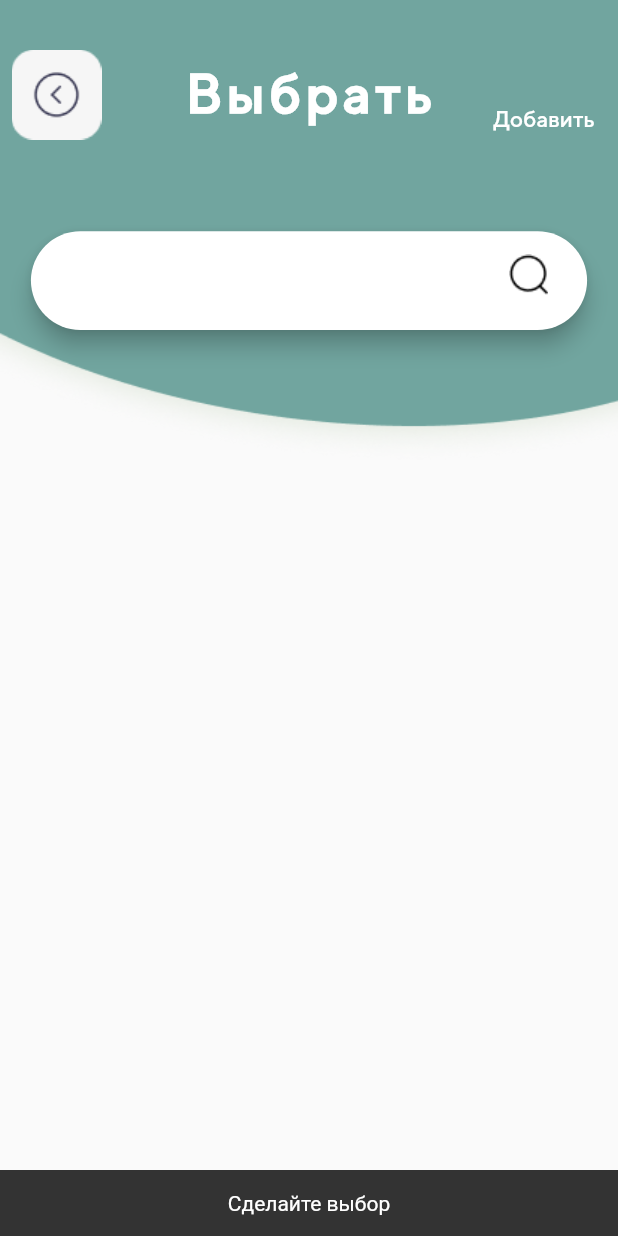
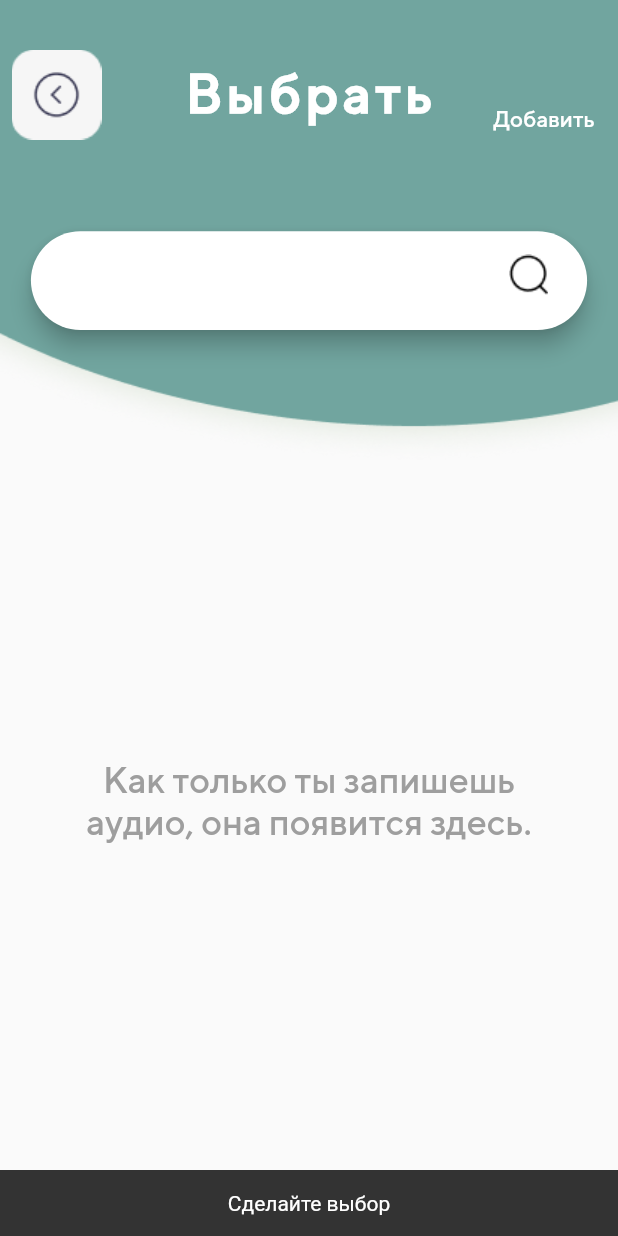
Before and after one commit to Maksymv21/audio_stories, a Flutter app: the CompilationSearchPage widget shown alone on an empty page, opened directly, after a tap on "Добавить", on a phone screen of 412 x 824 dp. Run offline on Flutter 3.47's test engine with Material 2 defaults, Android fonts, the phone set to English and light mode, and no system bars; our stand-ins replace cloud_firestore, dio, equatable, firebase_auth, firebase_core, firebase_storage and 6 more; missing offline and left inert: flutter_downloader, flutter_email_sender, flutter_sound, noise_meter, syncfusion_flutter_core; accounts and stored records are empty.

Commit message:
refactor compilation_search_page

```diff
--- a/lib/main_page/pages/compilation_pages/compilation_create_page/compilation_search_page.dart
+++ b/lib/main_page/pages/compilation_pages/compilation_create_page/compilation_search_page.dart
@@ -1,16 +1,12 @@
+import 'package:audio_stories/main_page/widgets/uncategorized/search_sound_list.dart';
+import 'package:audio_stories/main_page/widgets/uncategorized/sound_stream.dart';
 import 'package:audio_stories/repositories/global_repository.dart';
-import 'package:cloud_firestore/cloud_firestore.dart';
 import 'package:flutter/material.dart';
 import 'package:flutter_bloc/flutter_bloc.dart';
 
-import '../../../../resources/app_color.dart';
 import '../../../../resources/app_icons.dart';
-import '../../../../utils/local_db.dart';
 import '../../../../widgets/background.dart';
 import '../../../main_page.dart';
-import '../../../widgets/uncategorized/custom_checkbox.dart';
-import '../../../widgets/uncategorized/player_container.dart';
-import '../../../widgets/uncategorized/sound_container.dart';
 import 'compilation_create_bloc/add_in_compilation_bloc.dart';
 import 'compilation_create_bloc/add_in_compilation_event.dart';
 import 'compilation_create_bloc/add_in_compilation_state.dart';
@@ -26,43 +22,69 @@ class CompilationSearchPage extends StatefulWidget {
 }
 
 class _CompilationSearchPageState extends State<CompilationSearchPage> {
-  TextEditingController controller = TextEditingController();
-  List<bool> current = [];
-  List<bool> chek = [];
+  final TextEditingController _controller = TextEditingController();
+  List<Map<String, dynamic>> sounds = [];
   Set<int> search = {};
   List<String> listId = [];
-  double _bottom = 10.0;
 
-  Widget _player = const Text('');
-  Widget _body = const Center(
-    child: CircularProgressIndicator(),
+  void _createLists(AsyncSnapshot snapshot) {
+    if (sounds.isEmpty) {
+      for (int i = 0; i < snapshot.data.docs.length; i++) {
+        sounds.add(
+          {
+            'chek': false,
+            'current': false,
+            'title': snapshot.data.docs[i]['title'],
+            'time': snapshot.data.docs[i]['time'],
+            'id': snapshot.data.docs[i]['id'],
+            'url': snapshot.data.docs[i]['song'],
+            'search': snapshot.data.docs[i]['search'],
+          },
         );
+      }
+    }
+  }
+
+  void _createSearch() {
+    search = {};
+    for (int i = 0; i < sounds.length; i++) {
+      if (sounds[i]['search'].contains(_controller.text)) {
+        search.add(i);
+      }
+    }
+  }
+
+  void _add(AddInCompilationState state) {
+    for (int i = 0; i < sounds.length; i++) {
+      if (sounds[i]['chek']) {
+        listId.add(sounds[i]['id']);
+      }
+    }
+    if (listId.isEmpty) {
+      GlobalRepo.showSnackBar(
+        context: context,
+        title: 'Сделайте выбор',
+      );
+    } else {
+      print(listId);
+      if (state is ChoiseSound) {
+        context.read<AddInCompilationBloc>().add(
+              ToCreate(
+                listId: listId,
+                text: state.text,
+                title: state.title,
+                image: state.image,
+              ),
+            );
+      }
+      MainPage.globalKey.currentState!.pushReplacementNamed(
+        CreateCompilationPage.routName,
+      );
+    }
+  }
 
   @override
   Widget build(BuildContext context) {
-    return StreamBuilder(
-        stream: FirebaseFirestore.instance
-            .collection('users')
-            .doc(LocalDB.uid)
-            .collection('sounds')
-            .where('deleted', isEqualTo: false)
-            .orderBy(
-              'date',
-              descending: true,
-            )
-            .snapshots(),
-        builder: (BuildContext context, AsyncSnapshot snapshot) {
-          if (snapshot.hasData) {
-            final int length = snapshot.data.docs.length;
-            _createLists(snapshot, length);
-            List<int> list = search.toList();
-
-            _body = _soundList(length, list, snapshot);
-          } else {
-            _body = const Center(
-              child: CircularProgressIndicator(),
-            );
-          }
     return Stack(
       children: [
         BlocBuilder<AddInCompilationBloc, AddInCompilationState>(
@@ -77,7 +99,10 @@ class _CompilationSearchPageState extends State<CompilationSearchPage> {
                   child: Stack(
                     children: [
                       Align(
-                              alignment: const AlignmentDirectional(-1.1, -0.9),
+                        alignment: const AlignmentDirectional(
+                          -1.1,
+                          -0.9,
+                        ),
                         child: IconButton(
                           onPressed: () {
                             MainPage.globalKey.currentState!
@@ -92,39 +117,15 @@ class _CompilationSearchPageState extends State<CompilationSearchPage> {
                         ),
                       ),
                       Align(
-                              alignment:
-                                  const AlignmentDirectional(1.05, -0.65),
+                        alignment: const AlignmentDirectional(
+                          1.05,
+                          -0.65,
+                        ),
                         child: TextButton(
                           style: const ButtonStyle(
                             splashFactory: NoSplash.splashFactory,
                           ),
-                                onPressed: () {
-                                  for (int i = 0; i < chek.length; i++) {
-                                    if (chek[i]) {
-                                      listId.add(snapshot.data.docs[i].id);
-                                    }
-                                  }
-                                  if (listId.isEmpty) {
-                                    GlobalRepo.showSnackBar(
-                                      context: context,
-                                      title: 'Сделайте выбор',
-                                    );
-                                  } else {
-                                    if (state is ChoiseSound) {
-                                      context.read<AddInCompilationBloc>().add(
-                                            ToCreate(
-                                              listId: listId,
-                                              text: state.text,
-                                              title: state.title,
-                                              image: state.image,
-                                            ),
-                                          );
-                                    }
-                                    MainPage.globalKey.currentState!
-                                        .pushReplacementNamed(
-                                            CreateCompilationPage.routName);
-                                  }
-                                },
+                          onPressed: () => _add(state),
                           child: const Text(
                             'Добавить',
                             style: TextStyle(
@@ -148,7 +149,10 @@ class _CompilationSearchPageState extends State<CompilationSearchPage> {
           child: Column(
             children: [
               const Padding(
-                      padding: EdgeInsets.only(top: 40.0, bottom: 5.0),
+                padding: EdgeInsets.only(
+                  top: 40.0,
+                  bottom: 5.0,
+                ),
                 child: Text(
                   'Выбрать',
                   style: TextStyle(
@@ -162,24 +166,26 @@ class _CompilationSearchPageState extends State<CompilationSearchPage> {
               const Spacer(
                 flex: 2,
               ),
-                    _textForm(
-                      context: context,
-                      controller: controller,
+              _TextForm(
+                controller: _controller,
                 onChanged: (String text) {
-                        setState(() {});
+                  setState(() {
+                    _createSearch();
+                  });
                 },
               ),
               const Spacer(),
               Expanded(
                 flex: 17,
-                      child: Stack(
-                        children: [
-                          _body,
-                          Align(
-                            alignment: AlignmentDirectional.bottomCenter,
-                            child: _player,
+                child: SoundStream(
+                  create: _createLists,
+                  child: SearchSoundList(
+                    sounds: sounds,
+                    search: search.toList(),
+                    routName: CompilationSearchPage.routName,
+                    searchText: _controller.text,
+                    isPopup: false,
                   ),
-                        ],
                 ),
               ),
             ],
@@ -187,111 +193,21 @@ class _CompilationSearchPageState extends State<CompilationSearchPage> {
         ),
       ],
     );
-        });
+  }
 }
 
-  Widget _soundList(int length, List<int> list, AsyncSnapshot snapshot) {
-    return Padding(
-      padding: EdgeInsets.only(bottom: _bottom),
-      child: controller.text != '' && search.isEmpty
-          ? const Center(
-              child: Padding(
-                padding: EdgeInsets.only(right: 10.0),
-                child: Text(
-                  'Ничего не найдено',
-                  style: TextStyle(
-                    fontSize: 24.0,
-                    color: Colors.grey,
-                  ),
-                  textAlign: TextAlign.center,
-                ),
-              ),
-            )
-          : ListView.builder(
-              itemCount: controller.text == '' ? length : search.length,
-              itemBuilder: (context, index) {
-                final int i = controller.text == '' ? index : list[index];
-                Color color =
-                    current[i] ? const Color(0xffF1B488) : AppColor.active;
-                final String title = snapshot.data.docs[i]['title'];
-                final String id = snapshot.data.docs[i].id;
-                final String url = snapshot.data.docs[i]['song'];
+class _TextForm extends StatelessWidget {
+  const _TextForm({
+    Key? key,
+    required this.controller,
+    required this.onChanged,
+  }) : super(key: key);
 
-                return Column(
-                  children: [
-                    SoundContainer(
-                      color: color,
-                      title: title,
-                      time: (snapshot.data.docs[i]['time'] / 60)
-                          .toStringAsFixed(1),
-                      buttonRight: Align(
-                        alignment: const AlignmentDirectional(0.9, -1.0),
-                        child: CustomCheckBox(
-                          color: Colors.black87,
-                          value: chek[i],
-                          onTap: () {
-                            setState(() {
-                              chek[i] = !chek[i];
-                            });
-                          },
-                        ),
-                      ),
-                      onTap: () {
-                        if (!current[i]) {
-                          for (int i = 0; i < length; i++) {
-                            current[i] = false;
-                          }
-                          setState(() {
-                            _player = const Text('');
-                            _bottom = 90.0;
-                          });
+  final TextEditingController controller;
+  final void Function(String)? onChanged;
 
-                          Future.delayed(const Duration(milliseconds: 50), () {
-                            setState(() {
-                              current[i] = true;
-                              _player = Dismissible(
-                                key: const Key(''),
-                                direction: DismissDirection.down,
-                                onDismissed: (direction) {
-                                  setState(() {
-                                    _player = const Text('');
-                                    _bottom = 10.0;
-                                    current[i] = false;
-                                  });
-                                },
-                                child: PlayerContainer(
-                                  title: title,
-                                  url: url,
-                                  id: id,
-                                  onPressed: () => GlobalRepo.toPlayPage(
-                                    context: context,
-                                    url: url,
-                                    title: title,
-                                    id: id,
-                                    routName: CompilationSearchPage.routName,
-                                  ),
-                                ),
-                              );
-                            });
-                          });
-                        }
-                      },
-                    ),
-                    const SizedBox(
-                      height: 7.0,
-                    ),
-                  ],
-                );
-              },
-            ),
-    );
-  }
-
-  Widget _textForm({
-    required BuildContext context,
-    required TextEditingController controller,
-    required void Function(String)? onChanged,
-  }) {
+  @override
+  Widget build(BuildContext context) {
     return Stack(
       children: [
         PhysicalModel(
@@ -302,7 +218,10 @@ class _CompilationSearchPageState extends State<CompilationSearchPage> {
             width: MediaQuery.of(context).size.width * 0.9,
             height: MediaQuery.of(context).size.height * 0.08,
             child: Padding(
-              padding: const EdgeInsets.only(left: 15.0, top: 5.0),
+              padding: const EdgeInsets.only(
+                left: 15.0,
+                top: 5.0,
+              ),
               child: TextFormField(
                 controller: controller,
                 style: const TextStyle(
@@ -317,7 +236,6 @@ class _CompilationSearchPageState extends State<CompilationSearchPage> {
                     child: IconButton(
                       onPressed: () {
                         FocusScopeNode currentFocus = FocusScope.of(context);
-
                         if (!currentFocus.hasPrimaryFocus) {
                           currentFocus.unfocus();
                         }
@@ -336,25 +254,4 @@ class _CompilationSearchPageState extends State<CompilationSearchPage> {
       ],
     );
   }
-
-  void _createLists(AsyncSnapshot snapshot, int length) {
-    if (chek.isEmpty) {
-      for (int i = 0; i < length; i++) {
-        chek.add(false);
 }
-    }
-    if (current.isEmpty) {
-      for (int i = 0; i < length; i++) {
-        current.add(false);
-      }
-    }
-
-    search = {};
-
-    for (int i = 0; i < length; i++) {
-      if (snapshot.data.docs[i]['search'].contains(controller.text)) {
-        search.add(i);
-      }
-    }
-  }
-}
--- a/lib/main_page/pages/compilation_pages/compilation_current_page/compilation_current_page.dart
+++ b/lib/main_page/pages/compilation_pages/compilation_current_page/compilation_current_page.dart
@@ -61,7 +61,7 @@ class CurrentCompilationPage extends StatefulWidget {
 }
 
 class _CurrentCompilationPageState extends State<CurrentCompilationPage> {
-  final GlobalKey<SoundsListState> _key = GlobalKey();
+  final GlobalKey<SoundsListPlayAllState> _key = GlobalKey();
   List<Map<String, dynamic>> sounds = [];
 
   bool _readMore = false;
@@ -237,7 +237,7 @@ class _CurrentCompilationPageState extends State<CurrentCompilationPage> {
                     ),
               Expanded(
                 flex: _readMore ? 3 : 4,
-                child: SoundsList(
+                child: SoundsListPlayAll(
                   key: _key,
                   sounds: sounds,
                   routName: CurrentCompilationPage.routName,
--- a/lib/main_page/pages/compilation_pages/pick_few_compilation_page/pick_few_compilation_page.dart
+++ b/lib/main_page/pages/compilation_pages/pick_few_compilation_page/pick_few_compilation_page.dart
@@ -160,7 +160,7 @@ class _PickFewCompilationPageState extends State<PickFewCompilationPage> {
               ),
               Expanded(
                 flex: 6,
-                child: SoundsList(
+                child: SoundsListPlayAll(
                   sounds: widget.sounds,
                   routName: PickFewCompilationPage.routName,
                   isPopup: false,
--- a/lib/main_page/pages/uncategorized_pages/record_page/record_page.dart
+++ b/lib/main_page/pages/uncategorized_pages/record_page/record_page.dart
@@ -20,9 +20,7 @@ import '../../../../utils/local_db.dart';
 import '../../../main_page.dart';
 import '../../../resources/thumb_shape.dart';
 import '../../../widgets/buttons/button_menu.dart';
-import '../../sounds_contain_pages/home_pages/home_page/home_page.dart';
-
-
+import '../../sounds_contain_pages/home_page/home_page.dart';
 
 class RecordPage extends StatefulWidget {
   static const routName = '/record';
--- a/lib/main_page/routes/app_router.dart
+++ b/lib/main_page/routes/app_router.dart
@@ -9,7 +9,7 @@ import '../pages/profile_pages/profile_page/edit_profile_page.dart';
 import '../pages/profile_pages/profile_page/profile_page.dart';
 import '../pages/sounds_contain_pages/audio_page/audio_page/audio_page.dart';
 import '../pages/sounds_contain_pages/audio_page/audio_page/test_page.dart';
-import '../pages/sounds_contain_pages/home_pages/home_page/home_page.dart';
+import '../pages/sounds_contain_pages/home_page/home_page.dart';
 import '../pages/sounds_contain_pages/recently_deleted_pages/recently_deleted_page/recently_deleted_page.dart';
 import '../pages/sounds_contain_pages/search_pages/search_page/search_page.dart';
 import '../pages/uncategorized_pages/play_page/play_page.dart';
--- a/lib/main_page/widgets/menu/navigation_bar.dart
+++ b/lib/main_page/widgets/menu/navigation_bar.dart
@@ -14,7 +14,7 @@ import '../../pages/compilation_pages/compilation_page/compilation_bloc/compilat
 import '../../pages/compilation_pages/compilation_page/compilation_page.dart';
 import '../../pages/profile_pages/profile_page/profile_page.dart';
 import '../../pages/sounds_contain_pages/audio_page/audio_page/audio_page.dart';
-import '../../pages/sounds_contain_pages/home_pages/home_page/home_page.dart';
+import '../../pages/sounds_contain_pages/home_page/home_page.dart';
 import '../../pages/uncategorized_pages/record_page/record_page.dart';
 import '../buttons/foot_button.dart';
 
--- a/lib/main_page/widgets/menu/popup_menu_sound_container.dart
+++ b/lib/main_page/widgets/menu/popup_menu_sound_container.dart
@@ -14,7 +14,7 @@ import '../../pages/compilation_pages/compilation_page/compilation_bloc/compilat
 import '../../pages/compilation_pages/compilation_page/compilation_bloc/compilation_event.dart';
 import '../../pages/compilation_pages/compilation_page/compilation_page.dart';
 import '../../pages/sounds_contain_pages/audio_page/audio_page/audio_page.dart';
-import '../../pages/sounds_contain_pages/home_pages/home_page/home_page.dart';
+import '../../pages/sounds_contain_pages/home_page/home_page.dart';
 
 //ignore: must_be_immutable
 class PopupMenuSoundContainer extends StatelessWidget {
--- /dev/null
+++ b/lib/main_page/widgets/uncategorized/search_sound_list.dart
@@ -0,0 +1,173 @@
+import 'package:audio_stories/main_page/widgets/uncategorized/sound_container.dart';
+import 'package:flutter/material.dart';
+
+import '../../../resources/app_color.dart';
+import '../menu/popup_menu_sound_container.dart';
+import 'custom_checkbox.dart';
+import 'custom_player.dart';
+
+class SearchSoundList extends StatefulWidget {
+  const SearchSoundList({
+    Key? key,
+    required this.sounds,
+    required this.search,
+    required this.routName,
+    required this.searchText,
+    required this.isPopup,
+  }) : super(key: key);
+
+  final List<Map<String, dynamic>> sounds;
+  final List<int> search;
+  final String routName;
+  final String searchText;
+  final bool isPopup;
+
+  @override
+  State<SearchSoundList> createState() => _SearchSoundListState();
+}
+
+class _SearchSoundListState extends State<SearchSoundList> {
+  Widget? _player;
+  double _bottom = 10.0;
+
+  void _play(int index) {
+    if (!widget.sounds[index]['current']) {
+      for (int i = 0; i < widget.sounds.length; i++) {
+        widget.sounds[i]['current'] = false;
+      }
+      setState(() {
+        _player = null;
+        _bottom = 90.0;
+      });
+
+      Future.delayed(
+        const Duration(milliseconds: 10),
+        () {
+          setState(
+            () {
+              widget.sounds[index]['current'] = true;
+              _player = CustomPlayer(
+                onDismissed: (direction) {
+                  _stop();
+                },
+                title: widget.sounds[index]['title'],
+                url: widget.sounds[index]['url'],
+                id: widget.sounds[index]['id'],
+                routName: widget.routName,
+              );
+            },
+          );
+        },
+      );
+    }
+  }
+
+  void _stop() {
+    setState(
+      () {
+        _player = null;
+        _bottom = 10.0;
+        for (int i = 0; i < widget.sounds.length; i++) {
+          widget.sounds[i]['current'] = false;
+        }
+      },
+    );
+  }
+
+  @override
+  Widget build(BuildContext context) {
+    return Stack(
+      children: [
+        Padding(
+          padding: EdgeInsets.only(bottom: _bottom),
+          child: widget.sounds.isEmpty
+              ? const Center(
+                  child: Text(
+                    'Как только ты запишешь'
+                    '\nаудио, она появится здесь.',
+                    style: TextStyle(
+                      fontSize: 24.0,
+                      color: Colors.grey,
+                    ),
+                    textAlign: TextAlign.center,
+                  ),
+                )
+              : widget.searchText != '' && widget.search.isEmpty
+                  ? const Center(
+                      child: Text(
+                        'Ничего не найдено',
+                        style: TextStyle(
+                          fontSize: 24.0,
+                          color: Colors.grey,
+                        ),
+                        textAlign: TextAlign.center,
+                      ),
+                    )
+                  : ListView.builder(
+                      itemCount: widget.searchText == ''
+                          ? widget.sounds.length
+                          : widget.search.length,
+                      itemBuilder: (context, index) {
+                        final int i = widget.searchText == ''
+                            ? index
+                            : widget.search[index];
+                        Color color = widget.sounds[i]['current']
+                            ? const Color(0xffF1B488)
+                            : AppColor.active;
+
+                        return Column(
+                          children: [
+                            SoundContainer(
+                              color: color,
+                              title: widget.sounds[i]['title'],
+                              time: (widget.sounds[i]['time'] / 60)
+                                  .toStringAsFixed(1),
+                              buttonRight: Align(
+                                alignment:
+                                    const AlignmentDirectional(0.9, -1.0),
+                                child: widget.isPopup
+                                    ? PopupMenuSoundContainer(
+                                        size: 30.0,
+                                        title: widget.sounds[index]['title'],
+                                        id: widget.sounds[index]['id'],
+                                        url: widget.sounds[index]['url'],
+                                        onDelete: () {
+                                          if (widget.sounds[i]['current']) {
+                                            setState(() {
+                                              _player = null;
+                                            });
+                                          }
+                                          widget.sounds.removeAt(i);
+                                        },
+                                      )
+                                    : CustomCheckBox(
+                                        color: Colors.black87,
+                                        value: widget.sounds[i]['chek'],
+                                        onTap: () {
+                                          setState(
+                                            () {
+                                              widget.sounds[i]['chek'] =
+                                                  !widget.sounds[i]['chek'];
+                                            },
+                                          );
+                                        },
+                                      ),
+                              ),
+                              onTap: () => _play(i),
+                            ),
+                            const SizedBox(
+                              height: 7.0,
+                            ),
+                          ],
+                        );
+                      },
+                    ),
+        ),
+        Align(
+          alignment: AlignmentDirectional.bottomCenter,
+          child: _player,
+        ),
+      ],
+    );
+  }
+}
```
Also changed, not shown: lib/main_page/pages/compilation_pages/compilation_create_page/create_compilation_page.dart (+28 -35 lines), lib/main_page/pages/sounds_contain_pages/home_page/home_page.dart (renamed from lib/main_page/pages/sounds_contain_pages/home_pages/home_page/home_page.dart, +14 -14 lines), lib/main_page/pages/uncategorized_pages/play_page/play_page.dart (+4 -4 lines), lib/main_page/widgets/uncategorized/sound_list.dart (+13 -11 lines), lib/main_page/pages/sounds_contain_pages/home_page/home_widgets/open_all_button.dart (renamed from lib/main_page/pages/sounds_contain_pages/home_pages/home_widgets/open_all_button.dart). Lines whose indentation alone changed are shown as unchanged.
